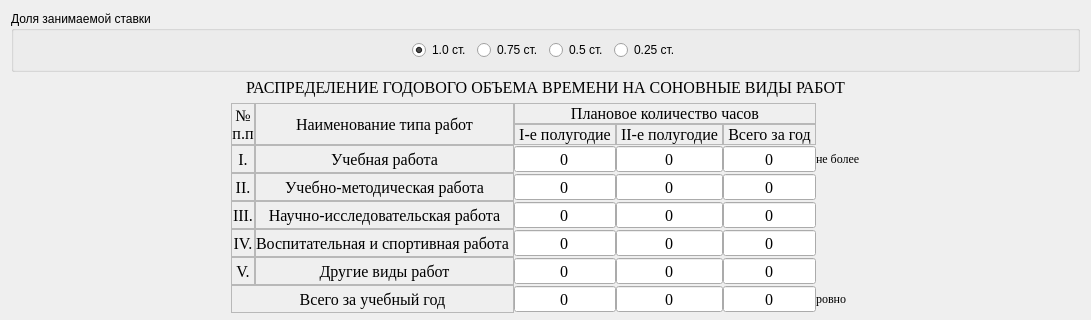
Before: the Qt Designer form client/src/totaltime/formtotaltime.ui in rainovskyqt/teacher_plan, drawn with Qt 5; both pictures show x 0 to 1091 and y 0 to 320 of the 1091 by 630 pixel window.
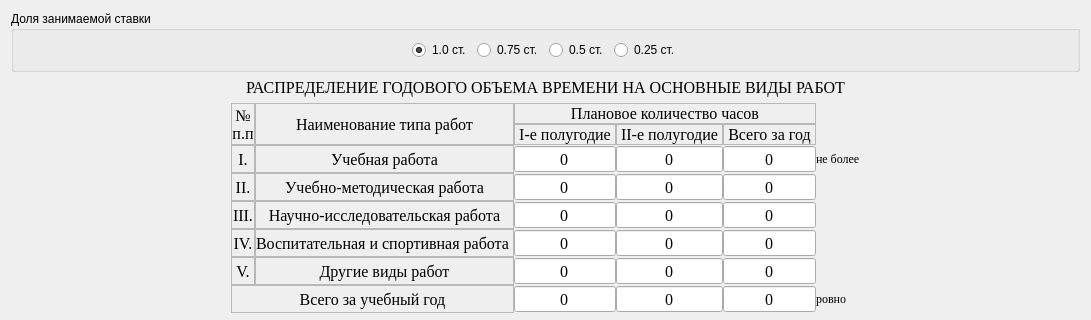
After: the same form once the commit is applied.

Commit message: ДОбавлена печать сводки по времени

What changed in the file:
```diff
--- a/client/src/totaltime/formtotaltime.ui
+++ b/client/src/totaltime/formtotaltime.ui
@@ -92,7 +92,7 @@
       </font>
      </property>
      <property name="text">
-      <string>РАСПРЕДЕЛЕНИЕ ГОДОВОГО ОБЪЕМА ВРЕМЕНИ НА СОНОВНЫЕ ВИДЫ РАБОТ</string>
+      <string>РАСПРЕДЕЛЕНИЕ ГОДОВОГО ОБЪЕМА ВРЕМЕНИ НА ОСНОВНЫЕ ВИДЫ РАБОТ</string>
      </property>
      <property name="alignment">
       <set>Qt::AlignCenter</set>
```
The commit also changes 18 other files.
